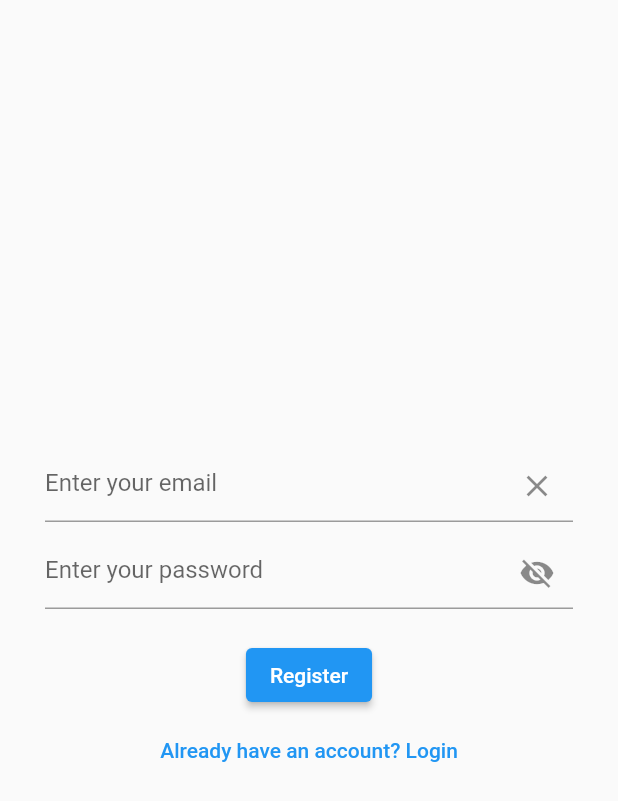
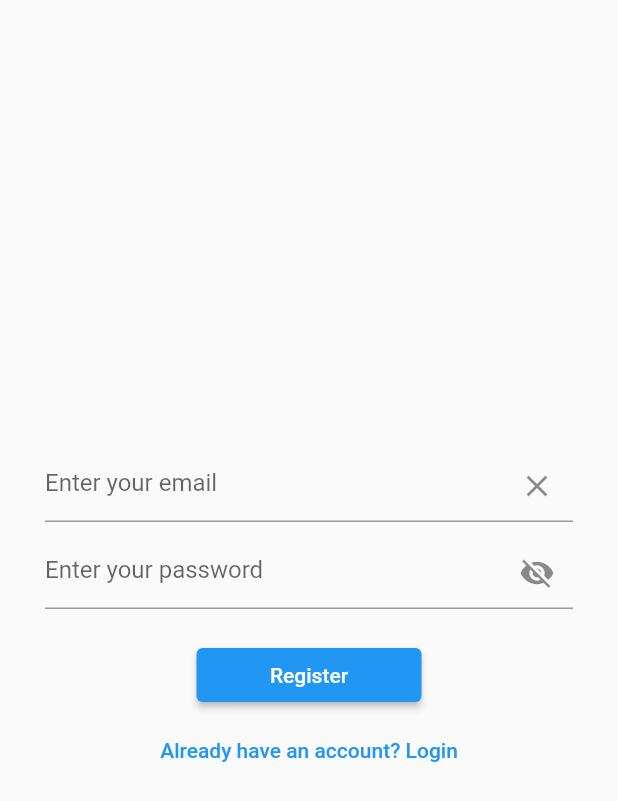
Before and after one commit to skieabad/notes-app, a Flutter app: the screen it shows after launch, after a tap on "Login", after a tap on "Don't have an account? Sign up", on a phone screen of 412 x 824 dp. Shown: the top 801 px of the screen. Run offline on Flutter 3.47's test engine with Material 2 defaults, Android fonts, the phone set to English and light mode, and no system bars; our stand-ins replace firebase_auth, firebase_core, form_field_validator; accounts and stored records are empty.

```diff
--- /dev/null
+++ b/lib/constants/routes.dart
@@ -0,0 +1,7 @@
+
+
+// ? Named Routes
+const loginRoute = '/loginscreen/';
+const signUpRoute = '/signupscreen/';
+const homeRoute = '/homescreen/';
+const notesRoute = '/notescreen/';
--- a/lib/main.dart
+++ b/lib/main.dart
@@ -1,7 +1,10 @@
 import 'package:flutter/material.dart';
 import 'package:notes_app/presentation/screens/home_screen.dart';
 import 'package:notes_app/presentation/screens/login_screen.dart';
+import 'package:notes_app/presentation/screens/notes_screen.dart';
 import 'package:notes_app/presentation/screens/signup_screen.dart';
+
+import 'constants/routes.dart';
 
 void main() {
   WidgetsFlutterBinding.ensureInitialized();
@@ -13,9 +16,10 @@ void main() {
       ),
       home: const LoginScreen(),
       routes: {
-        '/loginscreen': (context) => const LoginScreen(),
-        '/signupscreen': (context) => const SignupScreen(),
-        '/homescreen': (context) => const HomeScreen(),
+        loginRoute: (context) => const LoginScreen(),
+        signUpRoute: (context) => const SignupScreen(),
+        homeRoute: (context) => const HomeScreen(),
+        notesRoute: (context) => const NotesScreen(),
       },
     ),
   );
--- a/lib/presentation/screens/home_screen.dart
+++ b/lib/presentation/screens/home_screen.dart
@@ -3,6 +3,7 @@ import 'package:firebase_core/firebase_core.dart';
 import 'package:flutter/material.dart';
 import 'package:notes_app/firebase_options.dart';
 import 'package:notes_app/presentation/screens/login_screen.dart';
+import 'package:notes_app/presentation/screens/notes_screen.dart';
 
 // extension for logging
 import 'dart:developer' as devtools show log;
@@ -38,15 +39,13 @@ class _HomeScreenState extends State<HomeScreen> {
                 if (user != null) {
                   if (user.emailVerified) {
                     print('Email is verified');
+                    return const NotesScreen();
                   } else {
                     return const VerifyEmailScreen();
                   }
                 } else {
                   return const LoginScreen();
                 }
-                return const Center(
-                  child: Text('Done'),
-                );
               default:
                 return const Center(
                   child: CircularProgressIndicator(),
--- a/lib/presentation/screens/login_screen.dart
+++ b/lib/presentation/screens/login_screen.dart
@@ -1,9 +1,10 @@
 import 'package:firebase_auth/firebase_auth.dart';
 import 'package:firebase_core/firebase_core.dart';
 import 'package:flutter/material.dart';
+import 'package:notes_app/constants/routes.dart';
 import 'package:notes_app/firebase_options.dart';
+import 'package:notes_app/presentation/global_widgets/global_show_error_dialog.dart';
 import 'package:notes_app/presentation/global_widgets/global_sizedbox.dart';
-import 'package:notes_app/presentation/global_widgets/global_snackbar.dart';
 import 'package:notes_app/presentation/global_widgets/global_validator.dart';
 import '../global_widgets/global_textfield.dart';
 
@@ -62,6 +63,7 @@ class _LoginScreenState extends State<LoginScreen> {
                     emailValidator,
                     'Enter your email',
                     IconButton(
+                      splashRadius: 1.0,
                       onPressed: () => _emailController.clear(),
                       icon: const Icon(Icons.close),
                     ),
@@ -73,6 +75,7 @@ class _LoginScreenState extends State<LoginScreen> {
                     passwordValidator,
                     'Enter your password',
                     IconButton(
+                      splashRadius: 1.0,
                       onPressed: () => setState(() {
                         _showPassword = !_showPassword;
                       }),
@@ -89,7 +92,9 @@ class _LoginScreenState extends State<LoginScreen> {
                       ? const Center(
                           child: CircularProgressIndicator(),
                         )
-                      : ElevatedButton(
+                      : SizedBox(
+                          width: 150,
+                          child: ElevatedButton(
                             onPressed: () async {
                               if (_formKey.currentState!.validate()) {
                                 setState(() => _isLoading = true);
@@ -101,25 +106,33 @@ class _LoginScreenState extends State<LoginScreen> {
                                       .signInWithEmailAndPassword(
                                           email: email, password: password);
                                   Navigator.of(context).pushNamedAndRemoveUntil(
-                                    '/homescreen', (route) => false);
+                                      homeRoute, (route) => false);
                                   userCredential.log();
                                 } on FirebaseAuthException catch (e) {
                                   switch (e.code) {
                                     case 'wrong-password':
                                       {
-                                      globalSnackBar('Wrong password', context);
+                                        // globalSnackBar(
+                                        //     'Wrong password', context);
+                                        showErrorDialog(
+                                            context, 'Wrong password');
                                         setState(() => _isLoading = false);
                                       }
                                       break;
                                     case 'user-not-found':
                                       {
-                                      globalSnackBar('User not found', context);
+                                        // globalSnackBar(
+                                        //     'User not found', context);
+                                        showErrorDialog(
+                                            context, 'User not found');
                                         setState(() => _isLoading = false);
                                       }
                                       break;
                                     default:
                                       {
-                                      e.code.log();
+                                        showErrorDialog(
+                                            context, 'Error: ${e.code}');
+                                        setState(() => _isLoading = false);
                                       }
                                   }
                                 }
@@ -127,11 +140,11 @@ class _LoginScreenState extends State<LoginScreen> {
                             },
                             child: const Text('Login'),
                           ),
+                        ),
                   globalSizedBox(2),
                   TextButton(
                     onPressed: () => Navigator.of(context)
-                        .pushNamedAndRemoveUntil(
-                            '/signupscreen', (route) => false),
+                        .pushNamedAndRemoveUntil(signUpRoute, (route) => false),
                     child: const Text("Don't have an account? Sign up"),
                   ),
                 ],
--- a/lib/presentation/screens/signup_screen.dart
+++ b/lib/presentation/screens/signup_screen.dart
@@ -1,7 +1,9 @@
 import 'package:firebase_auth/firebase_auth.dart';
 import 'package:firebase_core/firebase_core.dart';
 import 'package:flutter/material.dart';
+import 'package:notes_app/constants/routes.dart';
 import 'package:notes_app/firebase_options.dart';
+import 'package:notes_app/presentation/global_widgets/global_show_error_dialog.dart';
 import 'package:notes_app/presentation/global_widgets/global_sizedbox.dart';
 import 'package:notes_app/presentation/global_widgets/global_snackbar.dart';
 import 'package:notes_app/presentation/global_widgets/global_textfield.dart';
@@ -88,7 +90,9 @@ class _SignupScreenState extends State<SignupScreen> {
                       ? const Center(
                           child: CircularProgressIndicator(),
                         )
-                      : ElevatedButton(
+                      : SizedBox(
+                          width: 150,
+                          child: ElevatedButton(
                             onPressed: () async {
                               setState(() {
                                 _isLoading = true;
@@ -103,23 +107,26 @@ class _SignupScreenState extends State<SignupScreen> {
                                           email: email, password: password);
                                   userCredential.log();
                                   Navigator.of(context).pushNamedAndRemoveUntil(
-                                    '/homescreen', (route) => false);
+                                      homeRoute, (route) => false);
                                 } on FirebaseAuthException catch (e) {
                                   // email-already-in-use
                                   if (e.code == 'email-already-in-use') {
-                                  globalSnackBar(
-                                      'Email already in use', context);
+                                    // globalSnackBar(
+                                    //     'Email already in use', context);
+                                    showErrorDialog(
+                                        context, 'Email already in use');
+                                    setState(() => _isLoading = false);
                                   }
                                 }
                               }
                             },
                             child: const Text('Register'),
                           ),
+                        ),
                   globalSizedBox(2),
                   TextButton(
                     onPressed: () => Navigator.of(context)
-                        .pushNamedAndRemoveUntil(
-                            '/loginscreen', (route) => false),
+                        .pushNamedAndRemoveUntil(loginRoute, (route) => false),
                     child: const Text('Already have an account? Login'),
                   ),
                 ],
```
Also changed, not shown: lib/presentation/global_widgets/global_show_error_dialog.dart (added, +43 -0 lines), lib/presentation/screens/notes_screen.dart (added, +93 -0 lines), lib/presentation/global_widgets/global_textfield.dart (line endings or trailing spaces). Lines whose indentation alone changed are shown as unchanged.
